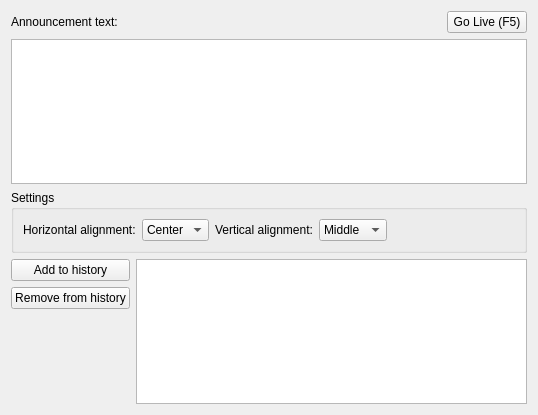
Before: the Qt Designer form src/announcewidget.ui in SoftProjector/src, drawn with Qt 5.
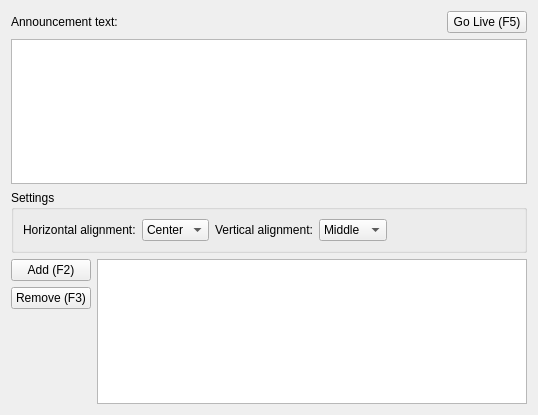
After: the same form once the commit is applied. Icons and pictures are not drawn.

```diff
--- a/src/announcewidget.ui
+++ b/src/announcewidget.ui
@@ -161,7 +161,7 @@
         <string>add currently selected verse into history list, automatically will be added when &quot;Go Live&quot; button is pressed</string>
        </property>
        <property name="text">
-        <string>Add to history</string>
+        <string>Add (F2)</string>
        </property>
        <property name="icon">
         <iconset resource="softprojector.qrc">
@@ -185,7 +185,7 @@
         <string>Remove current selected verse in the history list</string>
        </property>
        <property name="text">
-        <string>Remove from history</string>
+        <string>Remove (F3)</string>
        </property>
        <property name="icon">
         <iconset resource="softprojector.qrc">
```
Left out of the diff: 8 changed lines with no effect on the pictures.
